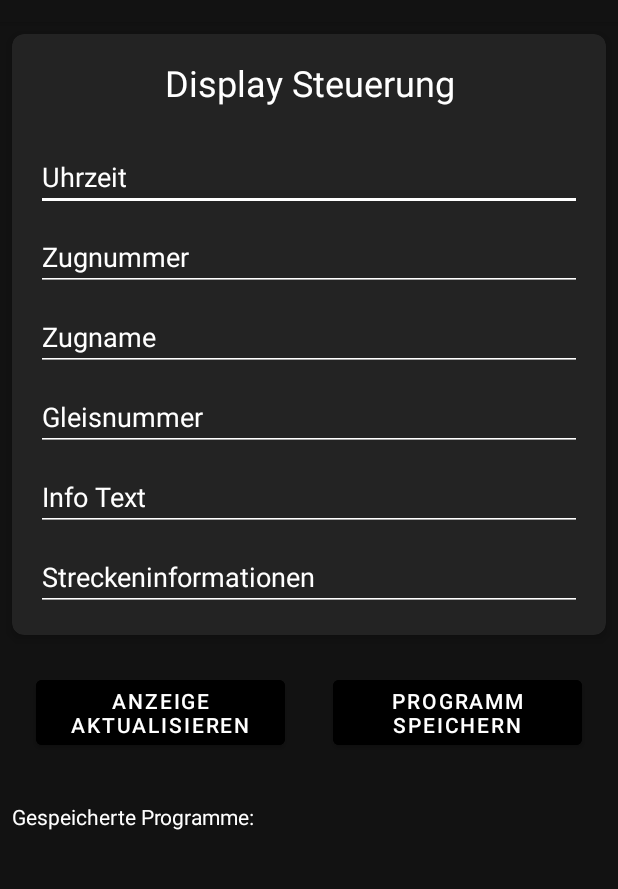
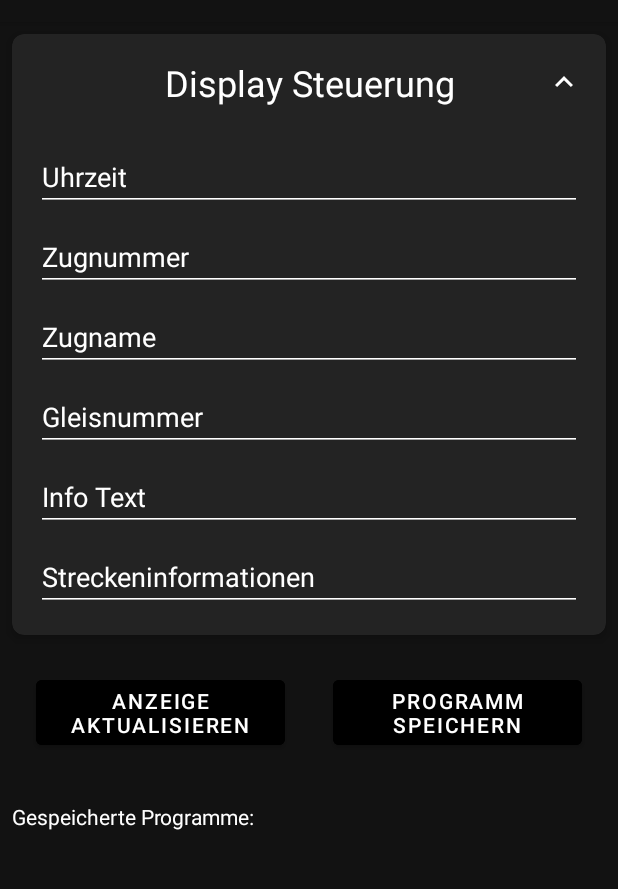
Before and after one commit to Cabzla/LED_OLED_Control, an Android app: the fragment DisplayFragment shown on its own in the app's theme, after a tap on "ANZEIGE AKTUALISIEREN", on a phone screen of 412 x 824 dp, the part 62-951 px from its top. Run offline under Robolectric (Android 15) with nearby library versions, the phone set to English and light mode, and no system bars; 1 other tap on this screen came first.

```diff
--- a/app/src/main/java/com/example/esp32control/DisplayFragment.kt
+++ b/app/src/main/java/com/example/esp32control/DisplayFragment.kt
@@ -1,14 +1,17 @@
 package com.example.esp32control
 
 import android.content.Context
-import android.content.SharedPreferences
 import android.graphics.Color
 import android.os.Bundle
+import android.transition.AutoTransition
+import android.transition.TransitionManager
 import android.view.LayoutInflater
 import android.view.View
 import android.view.ViewGroup
 import android.widget.Button
 import android.widget.EditText
+import android.widget.ImageView
+import android.widget.LinearLayout
 import android.widget.TextView
 import android.widget.Toast
 import androidx.appcompat.app.AlertDialog
@@ -25,14 +28,16 @@ import java.net.HttpURLConnection
 import java.net.URL
 import java.net.URLEncoder
 import java.text.SimpleDateFormat
-import java.util.*
+import java.util.Date
+import java.util.Locale
 
 class DisplayFragment : Fragment(), DisplayAdapter.OnItemClickListener {
 
     private val esp32Ip = "192.168.4.1"
     private lateinit var adapter: DisplayAdapter
-    private lateinit var sharedPreferences: SharedPreferences
     private lateinit var jsonArray: JSONArray
+
+    private var isExpanded = false
 
     override fun onCreateView(
         inflater: LayoutInflater, container: ViewGroup?,
@@ -53,13 +58,27 @@ class DisplayFragment : Fragment(), DisplayAdapter.OnItemClickListener {
         val updateDisplayButton: Button = view.findViewById(R.id.updateDisplayButton)
         val saveDisplayButton: Button = view.findViewById(R.id.saveDisplayButton)
         val recyclerView: RecyclerView = view.findViewById(R.id.displayRecyclerView)
-
-        sharedPreferences = requireActivity().getSharedPreferences("DisplayController", Context.MODE_PRIVATE)
-        jsonArray = loadPrograms()
+        val expandableCardView: View = view.findViewById(R.id.expandableCardView)
+        val expandableLayout: LinearLayout = view.findViewById(R.id.expandableLayout)
+        val expandIcon: ImageView = view.findViewById(R.id.expandIcon)
 
         adapter = DisplayAdapter(requireContext(), mutableListOf(), this)
         recyclerView.layoutManager = LinearLayoutManager(requireContext())
         recyclerView.adapter = adapter
+
+        expandableCardView.setOnClickListener {
+            isExpanded = !isExpanded
+            val transition = AutoTransition()
+            transition.duration = 300 // Dauer der Animation in Millisekunden
+            TransitionManager.beginDelayedTransition(view as ViewGroup, transition)
+            if (isExpanded) {
+                expandableLayout.visibility = View.VISIBLE
+                expandIcon.setImageResource(R.drawable.ic_expand_less)
+            } else {
+                expandableLayout.visibility = View.GONE
+                expandIcon.setImageResource(R.drawable.ic_expand_more)
+            }
+        }
 
         updateDisplayButton.setOnClickListener {
             val time = timeInput.text.toString()
@@ -111,7 +130,6 @@ class DisplayFragment : Fragment(), DisplayAdapter.OnItemClickListener {
         dialog.show()
     }
 
-
     private fun saveProgram(name: String) {
         val timeInput: EditText = view?.findViewById(R.id.timeInput) ?: return
         val trainNumberInput: EditText = view?.findViewById(R.id.trainNumberInput) ?: return
@@ -132,23 +150,23 @@ class DisplayFragment : Fragment(), DisplayAdapter.OnItemClickListener {
         }
         jsonArray.put(program)
 
+        val sharedPreferences = requireActivity().getSharedPreferences("DisplayController", Context.MODE_PRIVATE)
         sharedPreferences.edit().putString("displayPrograms", jsonArray.toString()).apply()
 
         loadSavedPrograms()
     }
 
     private fun loadSavedPrograms() {
+        val sharedPreferences = requireActivity().getSharedPreferences("DisplayController", Context.MODE_PRIVATE)
+        val programsString = sharedPreferences.getString("displayPrograms", "[]")
+        jsonArray = JSONArray(programsString)
+
         val programs = mutableListOf<JSONObject>()
         for (i in 0 until jsonArray.length()) {
             val program = jsonArray.getJSONObject(i)
             programs.add(program)
         }
         adapter.updatePrograms(programs)
-    }
-
-    private fun loadPrograms(): JSONArray {
-        val programsString = sharedPreferences.getString("displayPrograms", "[]")
-        return JSONArray(programsString)
     }
 
     private fun buildUrl(time: String, trainNumber: String, trainName: String, trackNumber: String, infoText: String, routeInfo: String): String {
@@ -216,6 +234,12 @@ class DisplayFragment : Fragment(), DisplayAdapter.OnItemClickListener {
             }
             .create()
 
+        dialog.setOnShowListener {
+            // button anpassen
+            dialog.getButton(AlertDialog.BUTTON_POSITIVE).setTextColor(Color.GRAY)
+            dialog.getButton(AlertDialog.BUTTON_NEGATIVE).setTextColor(Color.GRAY)
+        }
+
         dialog.show()
     }
 }
--- a/app/src/main/java/com/example/esp32control/GithubFragment.kt
+++ b/app/src/main/java/com/example/esp32control/GithubFragment.kt
@@ -1,5 +1,7 @@
 package com.example.esp32control
 
+import android.content.Intent
+import android.net.Uri
 import android.os.Bundle
 import android.view.LayoutInflater
 import android.view.View
@@ -25,11 +27,15 @@ class GithubFragment : Fragment() {
         cardAppCode.setOnClickListener {
             // Navigate to APP Code
             //findNavController().navigate(R.id.action_githubFragment_to_appCodeFragment)
+            val intent = Intent(Intent.ACTION_VIEW, Uri.parse("https://github.com/Cabzla/LED_OLED_Control"))
+            startActivity(intent)
         }
 
         cardEsp32Code.setOnClickListener {
             // Navigate to ESP32 Code
             //findNavController().navigate(R.id.action_githubFragment_to_esp32CodeFragment)
+            val intent = Intent(Intent.ACTION_VIEW, Uri.parse("https://github.com/Cabzla/LED_OLED_ESP32"))
+            startActivity(intent)
         }
     }
 }
--- /dev/null
+++ b/app/src/main/res/drawable/ic_expand_less.xml
@@ -0,0 +1,5 @@
+<vector android:height="24dp" android:tint="#000000"
+    android:viewportHeight="24" android:viewportWidth="24"
+    android:width="24dp" xmlns:android="http://schemas.android.com/apk/res/android">
+    <path android:fillColor="@android:color/white" android:pathData="M12,8l-6,6 1.41,1.41L12,10.83l4.59,4.58L18,14z"/>
+</vector>
--- /dev/null
+++ b/app/src/main/res/drawable/ic_expand_more.xml
@@ -0,0 +1,5 @@
+<vector android:height="24dp" android:tint="#000000"
+    android:viewportHeight="24" android:viewportWidth="24"
+    android:width="24dp" xmlns:android="http://schemas.android.com/apk/res/android">
+    <path android:fillColor="@android:color/white" android:pathData="M16.59,8.59L12,13.17 7.41,8.59 6,10l6,6 6,-6z"/>
+</vector>
--- a/app/src/main/res/layout/fragment_display.xml
+++ b/app/src/main/res/layout/fragment_display.xml
@@ -6,7 +6,7 @@
     tools:context=".DisplayFragment">
 
     <androidx.cardview.widget.CardView
-        android:id="@+id/cardView"
+        android:id="@+id/expandableCardView"
         android:layout_width="match_parent"
         android:layout_height="wrap_content"
         android:layout_margin="8dp"
@@ -24,14 +24,37 @@
             android:padding="16dp"
             android:gravity="center_horizontal">
 
+            <RelativeLayout
+                android:layout_width="match_parent"
+                android:layout_height="wrap_content">
+
                 <TextView
+                    android:id="@+id/displayControlTitle"
                     android:layout_width="wrap_content"
                     android:layout_height="wrap_content"
                     android:text="Display Steuerung"
                     android:textAppearance="@style/TextAppearance.AppCompat.Headline"
                     android:textColor="@color/white"
                     android:gravity="center"
-                android:layout_marginBottom="16dp" />
+                    android:layout_centerInParent="true" />
+
+                <ImageView
+                    android:id="@+id/expandIcon"
+                    android:layout_width="wrap_content"
+                    android:layout_height="wrap_content"
+                    android:src="@drawable/ic_expand_more"
+                    android:layout_alignParentEnd="true"
+                    android:layout_centerVertical="true"
+                    app:tint="@color/white" />
+            </RelativeLayout>
+
+            <LinearLayout
+                android:id="@+id/expandableLayout"
+                android:layout_width="match_parent"
+                android:layout_height="wrap_content"
+                android:orientation="vertical"
+                android:visibility="gone"
+                android:layout_marginTop="16dp">
 
                 <EditText
                     android:id="@+id/timeInput"
@@ -100,6 +123,8 @@
                     android:layout_marginTop="8dp" />
 
             </LinearLayout>
+
+        </LinearLayout>
     </androidx.cardview.widget.CardView>
 
     <LinearLayout
@@ -107,7 +132,7 @@
         android:layout_width="match_parent"
         android:layout_height="wrap_content"
         android:orientation="horizontal"
-        app:layout_constraintTop_toBottomOf="@id/cardView"
+        app:layout_constraintTop_toBottomOf="@id/expandableCardView"
         app:layout_constraintStart_toStartOf="parent"
         app:layout_constraintEnd_toEndOf="parent"
         android:layout_margin="8dp">
```
Also changed, not shown: app/src/main/java/com/example/esp32control/MainFragment.kt (+105 -113 lines), app/src/main/res/layout/fragment_main.xml (+38 -8 lines). Lines whose indentation alone changed are shown as unchanged.
